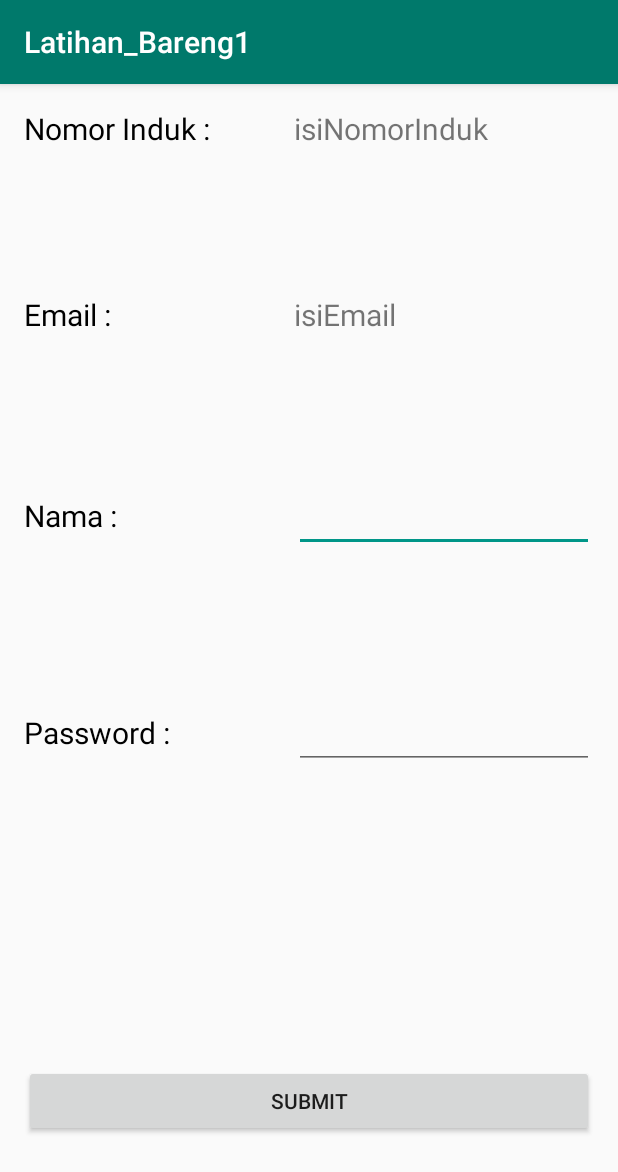
After one commit to shinyuucode/Latihan1, an Android app: the EditProfil screen opened directly, with no data from a screen before it, on a phone screen of 412 x 824 dp. The commit adds this screen. Shown: the top 1172 px of the screen. Run offline under Robolectric (Android 15) with nearby library versions, the phone set to English and light mode, and no system bars.

Commit message:
making  editprofil, addkelas,pilihkelas,kelolakelasdosen. EditProfil is done

```diff
--- /dev/null
+++ b/app/src/main/java/riksameidy/com/latihan_bareng1/EditProfil.java
@@ -0,0 +1,13 @@
+package riksameidy.com.latihan_bareng1;
+
+import android.support.v7.app.AppCompatActivity;
+import android.os.Bundle;
+
+public class EditProfil extends AppCompatActivity {
+
+    @Override
+    protected void onCreate(Bundle savedInstanceState) {
+        super.onCreate(savedInstanceState);
+        setContentView(R.layout.activity_edit_profil);
+    }
+}
--- /dev/null
+++ b/app/src/main/res/layout/activity_edit_profil.xml
@@ -0,0 +1,121 @@
+<?xml version="1.0" encoding="utf-8"?>
+<RelativeLayout xmlns:android="http://schemas.android.com/apk/res/android"
+    xmlns:tools="http://schemas.android.com/tools"
+    android:layout_width="match_parent"
+    android:layout_height="match_parent"
+    android:paddingBottom="@dimen/activity_vertical_margin"
+    android:paddingLeft="@dimen/activity_horizontal_margin"
+    android:paddingRight="@dimen/activity_horizontal_margin"
+    android:paddingTop="@dimen/activity_vertical_margin"
+    tools:context="riksameidy.com.latihan_bareng1.EditProfil">
+
+    <LinearLayout
+        android:layout_width="match_parent"
+        android:layout_height="match_parent"
+        android:orientation="vertical">
+
+        <LinearLayout
+            android:layout_width="match_parent"
+            android:layout_height="wrap_content"
+            android:orientation="horizontal"
+            android:layout_weight="0.5">
+
+            <TextView
+                android:layout_width="match_parent"
+                android:layout_height="wrap_content"
+                android:id="@+id/NomorInduk"
+                android:text="@string/nomor_induk"
+                android:textSize="20sp"
+                android:textColor="@color/text"
+                />
+
+            <TextView
+                android:layout_width="match_parent"
+                android:layout_height="wrap_content"
+                android:id="@+id/NomorIndukDiEditProfil"
+                android:text="@string/isinomorinduk"
+                android:layout_marginLeft="-200dp"
+                android:textSize="20sp"/>
+        </LinearLayout>
+
+        <LinearLayout
+            android:layout_width="match_parent"
+            android:layout_height="wrap_content"
+            android:orientation="horizontal"
+            android:layout_weight="0.5">
+
+            <TextView
+                android:layout_width="match_parent"
+                android:layout_height="wrap_content"
+                android:id="@+id/emailDiEditProfil"
+                android:text="@string/emailDiEditProfil"
+                android:textSize="20sp"
+                android:textColor="@color/text"
+                />
+
+            <TextView
+                android:layout_width="match_parent"
+                android:layout_height="wrap_content"
+                android:id="@+id/isiEmailDiEditProfil"
+                android:text="@string/isi_email"
+                android:layout_marginLeft="-200dp"
+                android:textSize="20sp"/>
+        </LinearLayout>
+
+        <LinearLayout
+            android:layout_width="match_parent"
+            android:layout_height="wrap_content"
+            android:orientation="horizontal"
+            android:layout_weight="0.5">
+
+            <TextView
+                android:layout_width="match_parent"
+                android:layout_height="wrap_content"
+                android:id="@+id/namaDiEditProfil"
+                android:text="@string/namaDiEditProfil"
+                android:textSize="20sp"
+                android:textColor="@color/text"
+                />
+
+            <EditText
+                android:layout_width="match_parent"
+                android:layout_height="wrap_content"
+                android:id="@+id/isiNama"
+                android:layout_marginLeft="-200dp"
+                android:textSize="20sp"/>
+        </LinearLayout>
+
+        <LinearLayout
+            android:layout_width="match_parent"
+            android:layout_height="wrap_content"
+            android:orientation="horizontal"
+            android:layout_weight="0.5">
+
+            <TextView
+                android:layout_width="match_parent"
+                android:layout_height="wrap_content"
+                android:id="@+id/passwordDiEditProfil"
+                android:text="@string/passwordDiEditProfil"
+                android:textSize="20sp"
+                android:textColor="@color/text"
+                />
+
+            <EditText
+                android:layout_width="match_parent"
+                android:layout_height="wrap_content"
+                android:id="@+id/isiPasswordDiEditProfil"
+                android:layout_marginLeft="-200dp"
+                android:textSize="20sp"/>
+        </LinearLayout>
+
+        <Button
+            android:layout_width="match_parent"
+            android:layout_height="wrap_content"
+            android:text="@string/submit"
+            android:layout_gravity="center_horizontal"
+            android:layout_marginTop="100dp"
+            android:layout_marginBottom="50dp"/>
+
+    </LinearLayout>
+
+</RelativeLayout>
--- a/app/src/main/res/values/strings.xml
+++ b/app/src/main/res/values/strings.xml
@@ -18,4 +18,12 @@
     <string name="add_class">Add Class</string>
     <string name="choose_class">Choose Class</string>
     <string name="menu_dosen">Menu Dosen</string>
+    <string name="nomor_induk">Nomor Induk : </string>
+    <string name="isinomorinduk">isiNomorInduk</string>
+    <string name="isi_email">isiEmail</string>
+    <string name="emailDiEditProfil">Email :</string>
+    <string name="passwordDiEditProfil">Password :</string>
+    <string name="namaDiEditProfil">Nama :</string>
+    <string name="isinama">isiNama</string>
+    <string name="submit">Submit</string>
 </resources>
```
Also changed, not shown: app/src/main/AndroidManifest.xml (+5 -2 lines), app/src/main/java/riksameidy/com/latihan_bareng1/AddKelas.java (added, +13 -0 lines), app/src/main/java/riksameidy/com/latihan_bareng1/KelolaKelasDosen.java (added, +13 -0 lines), app/src/main/java/riksameidy/com/latihan_bareng1/PilihKelas.java (added, +13 -0 lines), app/src/main/res/layout/activity_add_kelas.xml (added, +12 -0 lines), app/src/main/res/layout/activity_kelola_kelas_dosen.xml (added, +12 -0 lines), app/src/main/res/layout/activity_pilih_kelas.xml (added, +12 -0 lines).
